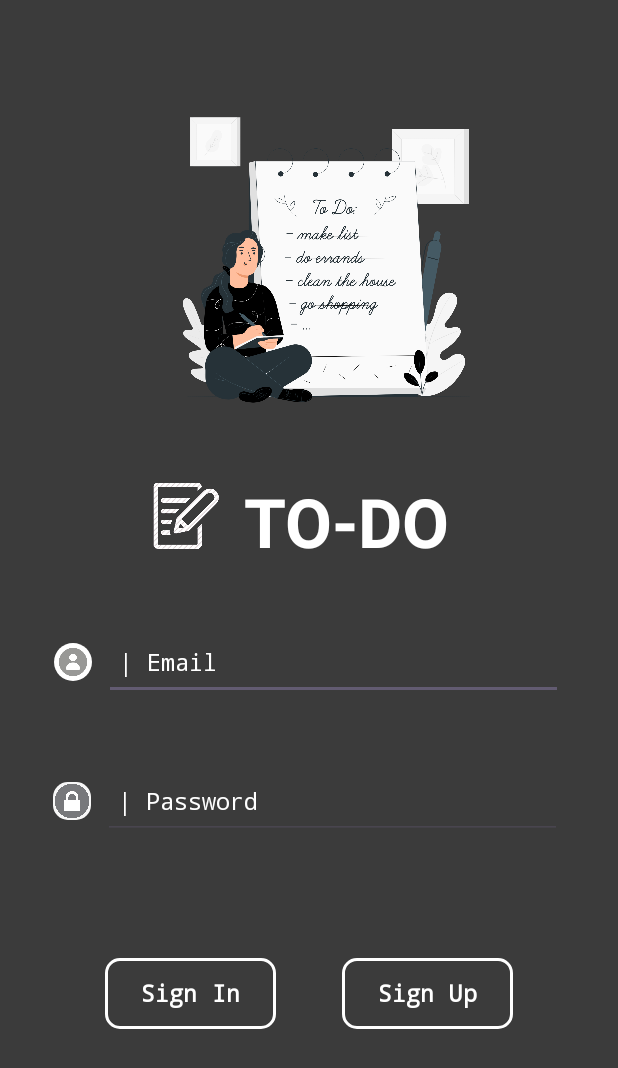
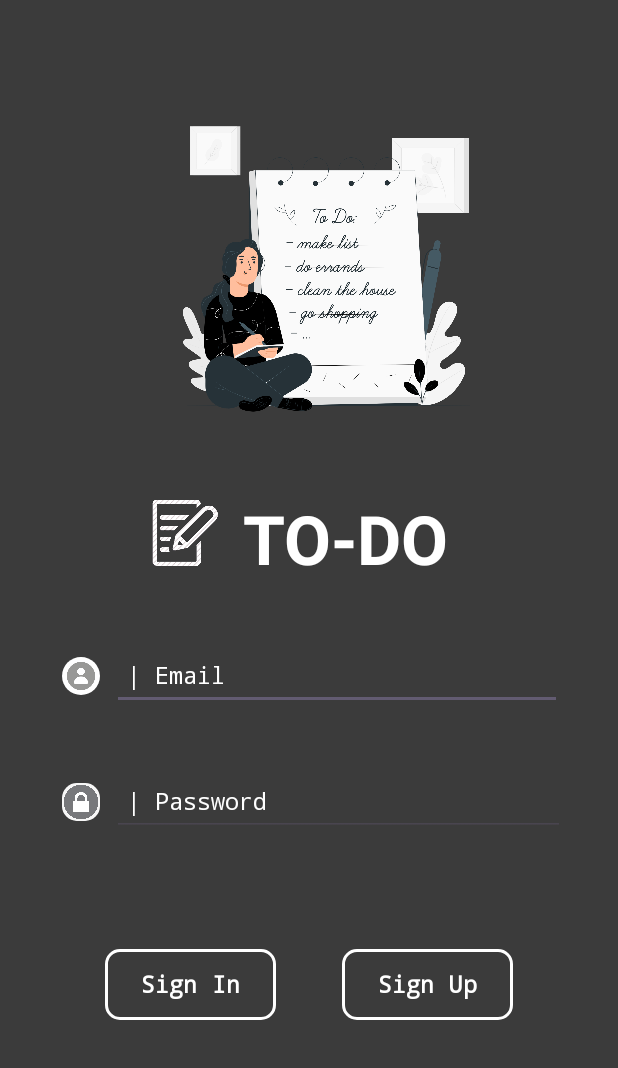
Before and after one commit to edadrsn/tasky, an Android app: the screen it shows after launch (MainActivity), on a phone screen of 412 x 824 dp. Shown: the top 1068 px of the screen. Run offline under Robolectric (Android 15) with nearby library versions, the phone set to English and light mode, and no system bars.

Commit message:
activity_main xml updated

```diff
--- a/app/src/main/res/layout/activity_main.xml
+++ b/app/src/main/res/layout/activity_main.xml
@@ -23,15 +23,16 @@
         app:layout_constraintStart_toStartOf="parent"
         app:layout_constraintTop_toTopOf="parent" />
 
+
     <LinearLayout
         android:id="@+id/linearLayout"
         android:layout_width="218dp"
         android:layout_height="59dp"
-        android:layout_marginBottom="5dp"
+        android:layout_marginBottom="2dp"
         android:orientation="horizontal"
         app:layout_constraintBottom_toTopOf="@+id/linearLayout3"
         app:layout_constraintEnd_toEndOf="parent"
-        app:layout_constraintHorizontal_bias="0.5"
+        app:layout_constraintHorizontal_bias="0.497"
         app:layout_constraintStart_toStartOf="parent"
         app:layout_constraintTop_toBottomOf="@+id/imageView2">
 
@@ -59,14 +60,13 @@
 
     <LinearLayout
         android:id="@+id/linearLayout3"
-        android:layout_width="356dp"
-        android:layout_height="58dp"
+        android:layout_width="341dp"
+        android:layout_height="48dp"
         android:layout_gravity="center"
-        android:layout_marginBottom="2dp"
         android:orientation="horizontal"
         app:layout_constraintBottom_toTopOf="@+id/linearLayout2"
         app:layout_constraintEnd_toEndOf="parent"
-        app:layout_constraintHorizontal_bias="0.5"
+        app:layout_constraintHorizontal_bias="0.472"
         app:layout_constraintStart_toStartOf="parent"
         app:layout_constraintTop_toBottomOf="@+id/linearLayout">
 
@@ -84,12 +84,12 @@
         <EditText
             android:id="@+id/emailText"
             android:layout_width="wrap_content"
-            android:layout_height="50dp"
+            android:layout_height="45dp"
             android:layout_gravity="center"
             android:ems="17"
             android:fontFamily="monospace"
             android:hint="| Email"
-            android:inputType="numberPassword"
+            android:inputType="text"
             android:paddingStart="10dp"
             android:textColor="#FFFFFF"
             android:textColorHint="#FFFFFF"
@@ -102,16 +102,15 @@
 
     </LinearLayout>
 
-
     <LinearLayout
         android:id="@+id/linearLayout2"
-        android:layout_width="354dp"
-        android:layout_height="62dp"
+        android:layout_width="343dp"
+        android:layout_height="47dp"
         android:layout_marginBottom="15dp"
         android:orientation="horizontal"
         app:layout_constraintBottom_toTopOf="@+id/linearLayout4"
         app:layout_constraintEnd_toEndOf="parent"
-        app:layout_constraintHorizontal_bias="0.47"
+        app:layout_constraintHorizontal_bias="0.485"
         app:layout_constraintStart_toStartOf="parent"
         app:layout_constraintTop_toBottomOf="@+id/linearLayout3">
 
@@ -130,12 +129,12 @@
         <EditText
             android:id="@+id/passwordText"
             android:layout_width="wrap_content"
-            android:layout_height="50dp"
+            android:layout_height="45dp"
             android:layout_gravity="center"
             android:ems="17"
             android:fontFamily="monospace"
             android:hint="| Password"
-            android:inputType="numberPassword"
+            android:inputType="text"
             android:paddingStart="10dp"
             android:textColor="#FFFFFF"
             android:textColorHint="#FFFFFF"
@@ -152,7 +151,7 @@
         android:layout_width="379dp"
         android:layout_height="62dp"
         android:layout_gravity="center"
-        android:layout_marginTop="20dp"
+        android:layout_marginTop="15dp"
         android:layout_marginBottom="100dp"
         android:gravity="center"
         android:orientation="horizontal"
@@ -169,9 +168,6 @@
             android:layout_height="55dp"
             android:layout_marginRight="22dp"
             android:backgroundTint="#3B3B3B"
-            app:cornerRadius="10dp"
-            app:strokeColor="#FFFFFF"
-            app:strokeWidth="2dp"
             android:elevation="30dp"
             android:fontFamily="monospace"
             android:onClick="signIn"
@@ -179,6 +175,9 @@
             android:textColor="#FFFFFF"
             android:textSize="15sp"
             android:textStyle="bold"
+            app:cornerRadius="10dp"
+            app:strokeColor="#FFFFFF"
+            app:strokeWidth="2dp"
             tools:ignore="OnClick"
             tools:layout_editor_absoluteX="41dp"
             tools:layout_editor_absoluteY="600dp" />
@@ -190,15 +189,15 @@
             android:layout_height="55dp"
             android:layout_marginLeft="22dp"
             android:backgroundTint="#3B3B3B"
-            app:cornerRadius="10dp"
-            app:strokeColor="#FFFFFF"
-            app:strokeWidth="2dp"
             android:fontFamily="monospace"
             android:onClick="signUp"
             android:text="Sign Up"
             android:textColor="#FFFFFF"
             android:textSize="15sp"
             android:textStyle="bold"
+            app:cornerRadius="10dp"
+            app:strokeColor="#FFFFFF"
+            app:strokeWidth="2dp"
             tools:ignore="OnClick"
             tools:layout_editor_absoluteX="263dp"
             tools:layout_editor_absoluteY="600dp" />
```
Also changed, not shown: 1 other file.
